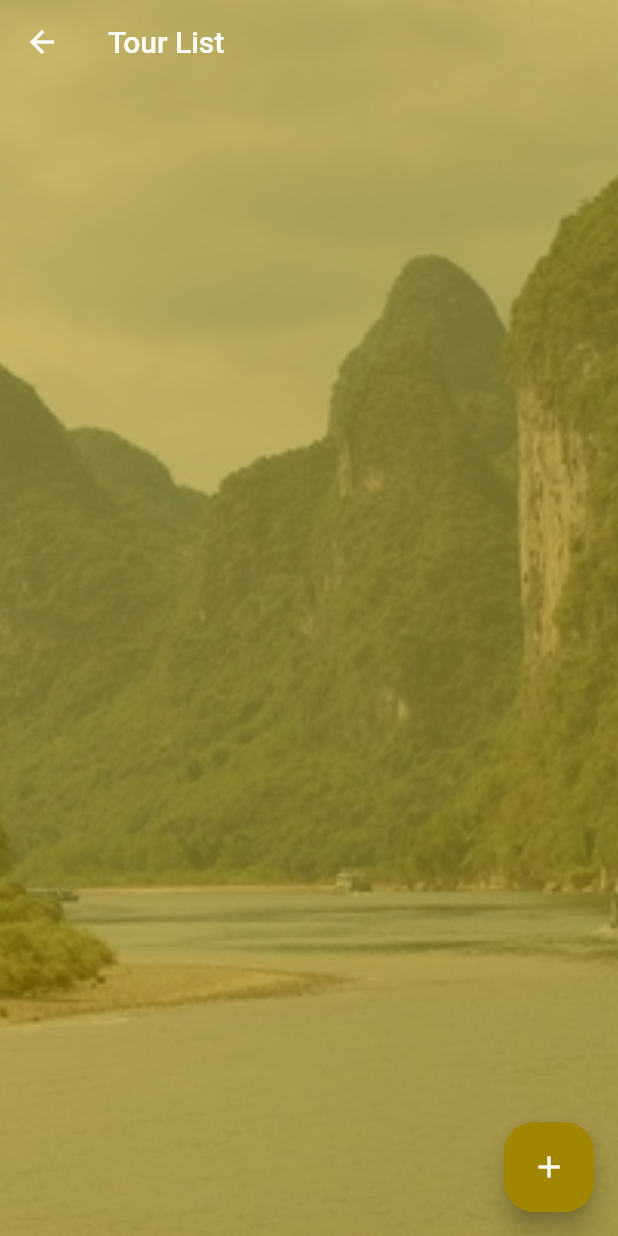
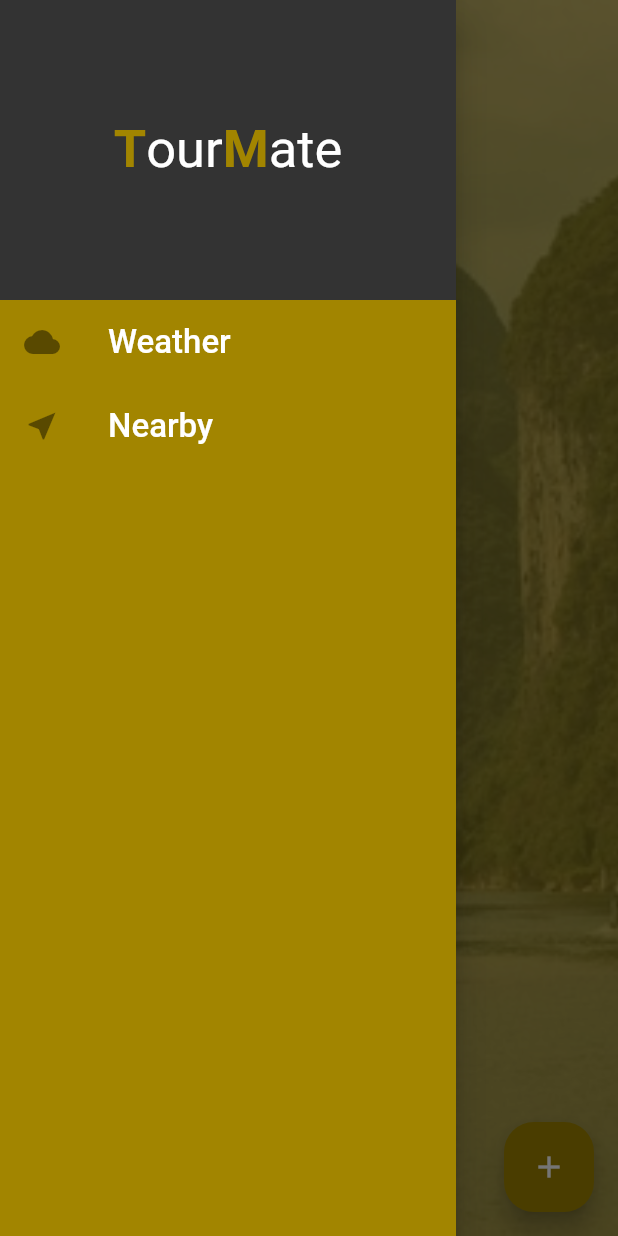
Before and after one commit to Ibrahim-K98han/flutter_tour_mate, a Flutter app: the HomePage screen opened by its route, with the side drawer open (before the commit the screen has no drawer), on a phone screen of 412 x 824 dp. Run offline on Flutter 3.47's test engine with Material 2 defaults, Android fonts, the phone set to English and light mode, and no system bars; our stand-ins replace cloud_firestore, firebase_auth, firebase_core, firebase_storage, image_picker, percent_indicator; accounts and stored records are empty.

Commit message:
add drawer

```diff
--- a/lib/main.dart
+++ b/lib/main.dart
@@ -6,6 +6,7 @@ import 'package:flutter_tour_mate/pages/launcher_page.dart';
 import 'package:flutter_tour_mate/pages/login_page.dart';
 import 'package:flutter_tour_mate/pages/new_tour_page.dart';
 import 'package:flutter_tour_mate/pages/tour_details_page.dart';
+import 'package:flutter_tour_mate/pages/weather_page.dart';
 import 'package:flutter_tour_mate/providers/tour_provider.dart';
 import 'package:provider/provider.dart';
 
@@ -39,6 +40,7 @@ class MyApp extends StatelessWidget {
           HomePage.routeName : (context) => const HomePage(),
           NewTourPage.routeName : (context) => NewTourPage(),
           TourDetailsPage.routeName : (context) => TourDetailsPage(),
+          WeatherPage.routeName : (context) => WeatherPage(),
         },
       ),
     );
--- a/lib/pages/home_page.dart
+++ b/lib/pages/home_page.dart
@@ -3,6 +3,7 @@ import 'package:cloud_firestore/cloud_firestore.dart';
 import 'package:flutter/material.dart';
 import 'package:flutter_tour_mate/models/toure_model.dart';
 import 'package:flutter_tour_mate/pages/new_tour_page.dart';
+import 'package:flutter_tour_mate/widgets/main_drawer.dart';
 import 'package:flutter_tour_mate/widgets/tour_item.dart';
 
 import '../colors/colors.dart';
@@ -21,6 +22,7 @@ class _HomePageState extends State<HomePage> {
   @override
   Widget build(BuildContext context) {
     return Scaffold(
+      drawer: MainDrawer(),
       extendBodyBehindAppBar: true,
       backgroundColor: backgroundColor,
       appBar: AppBar(
--- /dev/null
+++ b/lib/widgets/main_drawer.dart
@@ -0,0 +1,57 @@
+import 'package:flutter/material.dart';
+import 'package:flutter_tour_mate/colors/colors.dart';
+import 'package:flutter_tour_mate/pages/weather_page.dart';
+import 'package:flutter_tour_mate/style/text_styles.dart';
+
+class MainDrawer extends StatefulWidget {
+  const MainDrawer({Key? key}) : super(key: key);
+
+  @override
+  State<MainDrawer> createState() => _MainDrawerState();
+}
+
+class _MainDrawerState extends State<MainDrawer> {
+  @override
+  Widget build(BuildContext context) {
+    return Drawer(
+      elevation: 10,
+      child: Container(
+        color: backgroundColor,
+        child: Column(
+          children: [
+            buildHeaderContainer(),
+            ListTile(
+              onTap: () => Navigator.pushNamed(context, WeatherPage.routeName),
+              leading: Icon(Icons.wb_cloudy),
+              title: Text('Weather',style: textWhite22,),
+            ),
+            ListTile(
+              onTap: (){},
+              leading: Icon(Icons.near_me),
+              title: Text('Nearby',style: textWhite22,),
+            )
+          ],
+        ),
+      ),
+    );
+  }
+
+  Widget buildHeaderContainer() {
+    return Container(
+      height: 200,
+      alignment: Alignment.center,
+      color: rowItemColor,
+      child: RichText(
+        text: TextSpan(
+          text: 'T',
+          style: TextStyle(fontSize: 35,fontWeight: FontWeight.bold,color: backgroundColor),
+          children: [
+            TextSpan(text: 'our', style: TextStyle(fontWeight: FontWeight.normal,color: Colors.white)),
+            TextSpan(text: 'M', ),
+            TextSpan(text: 'ate', style: TextStyle(fontWeight: FontWeight.normal,color: Colors.white)),
+          ]
+        ),
+      ),
+    );
+  }
+}
```
Also changed, not shown: lib/pages/weather_page.dart (added, +37 -0 lines).
